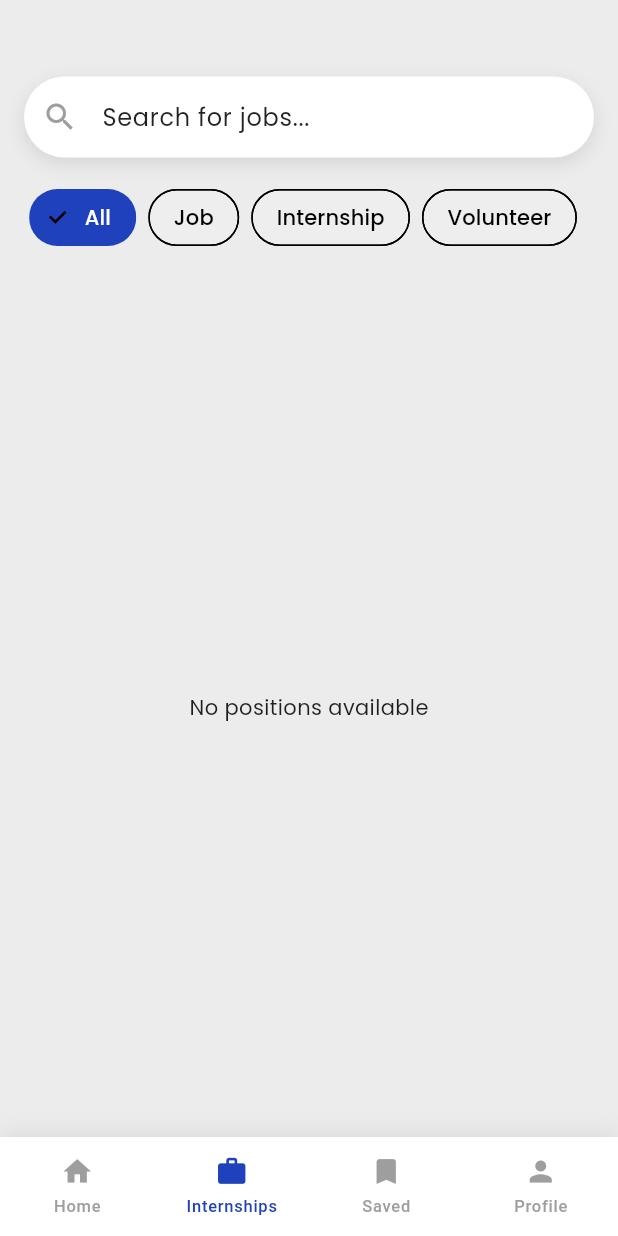
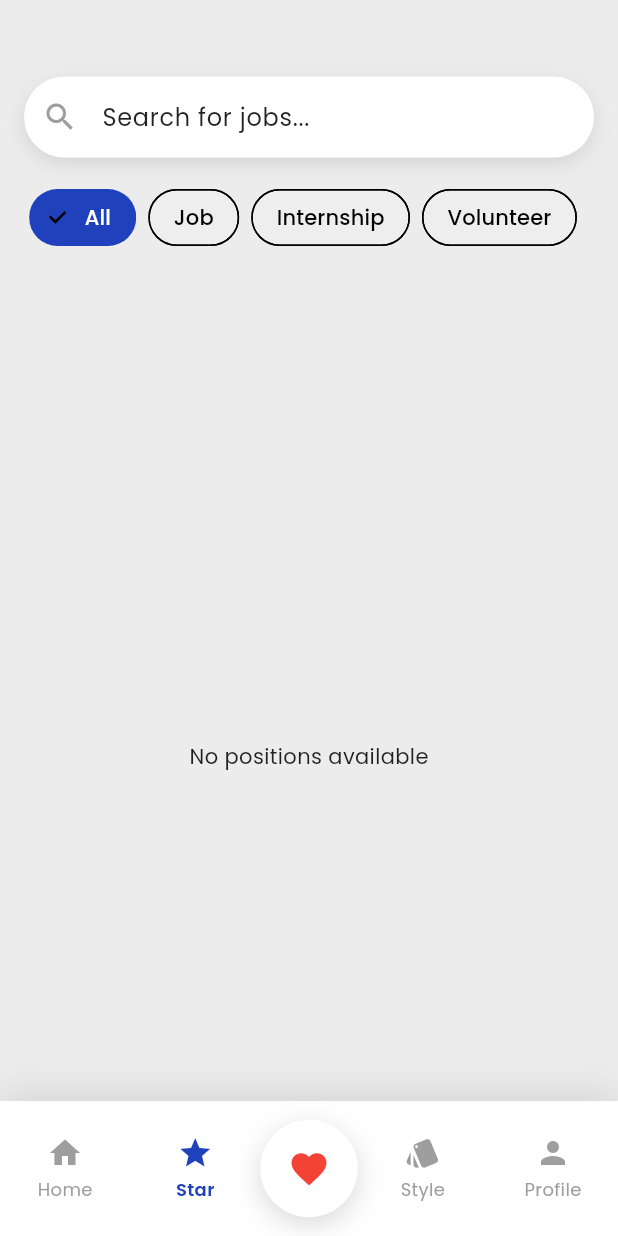
Before and after one commit to samuelbkoroma/igimpact, a Flutter app: the BottomAppbar screen opened by its route, item 2 of the bottom bar chosen, on a phone screen of 412 x 824 dp. Run offline on Flutter 3.47's test engine with Material 3 defaults, Android fonts, the phone set to English and light mode, and no system bars; our stand-ins replace cloud_firestore, expandable_text, firebase_auth, firebase_core, firebase_messaging, flutter_local_notifications and 2 more; accounts and stored records are empty.

Commit message:
bottombar update

```diff
--- a/lib/components/BottomAppBar.dart
+++ b/lib/components/BottomAppBar.dart
@@ -1,5 +1,5 @@
 import 'package:flutter/material.dart';
-import 'package:awesome_bottom_bar/awesome_bottom_bar.dart';
+import 'package:igniteimpact/screens/Entrepreneurship.dart';
 import 'package:igniteimpact/screens/HomePage.dart';
 import 'package:igniteimpact/screens/Internships.dart';
 import 'package:igniteimpact/screens/SavedJob.dart';
@@ -10,37 +10,18 @@ class BottomAppbar extends StatefulWidget {
   const BottomAppbar({super.key});
 
   @override
-  // ignore: library_private_types_in_public_api
-  _BottomAppbarState createState() => _BottomAppbarState();
+  State<BottomAppbar> createState() => _BottomAppbarState();
 }
 
 class _BottomAppbarState extends State<BottomAppbar> {
   int _selectedIndex = 0;
 
-  final List<TabItem> _items = [
-    TabItem(
-      icon: Icons.home,
-      title: 'Home',
-    ),
-    TabItem(
-      icon: Icons.work,
-      title: 'Internships',
-    ),
-    TabItem(
-      icon: Icons.bookmark,
-      title: 'Saved',
-    ),
-    TabItem(
-      icon: Icons.person,
-      title: 'Profile',
-    ),
-  ];
-
   final List<Widget> _pages = [
-    Homepage(),
-    Internships(),
-    SavedJob(),
-    Settings(),
+    const Homepage(),
+    const Internships(),
+    const Entrepreneurship(),
+    const SavedJob(),
+    const Settings(),
   ];
 
   void _onItemTapped(int index) {
@@ -52,18 +33,127 @@ class _BottomAppbarState extends State<BottomAppbar> {
   @override
   Widget build(BuildContext context) {
     return Scaffold(
+      extendBody: true,
       body: IndexedStack(
         index: _selectedIndex,
         children: _pages,
       ),
-      bottomNavigationBar: BottomBarFloating(
-        items: _items,
-        backgroundColor: Colors.white,
-        color: Colors.grey,
-        colorSelected: mainBlue,
-        indexSelected: _selectedIndex,
-        paddingVertical: 10,
-        onTap: _onItemTapped,
+      bottomNavigationBar: Container(
+        height: 90,
+        decoration: BoxDecoration(
+          color: Colors.white,
+          boxShadow: [
+            BoxShadow(
+              color: Colors.black.withOpacity(0.1),
+              blurRadius: 20,
+              offset: const Offset(0, -5),
+            ),
+          ],
+        ),
+        child: Row(
+          mainAxisAlignment: MainAxisAlignment.spaceAround,
+          children: [
+            _buildNavItem(
+              icon: Icons.home,
+              label: 'Home',
+              index: 0,
+              isSelected: _selectedIndex == 0,
+            ),
+            _buildNavItem(
+              icon: Icons.star,
+              label: 'Star',
+              index: 1,
+              isSelected: _selectedIndex == 1,
+            ),
+            // Center floating button
+            Container(
+              width: 65,
+              height: 65,
+              decoration: BoxDecoration(
+                color: Colors.white,
+                shape: BoxShape.circle,
+                boxShadow: [
+                  BoxShadow(
+                    color: Colors.black.withOpacity(0.15),
+                    blurRadius: 15,
+                    offset: const Offset(0, 5),
+                  ),
+                ],
+              ),
+              child: Material(
+                color: Colors.transparent,
+                child: InkWell(
+                  borderRadius: BorderRadius.circular(32.5),
+                  onTap: () => _onItemTapped(2),
+                  child: Container(
+                    decoration: BoxDecoration(
+                      shape: BoxShape.circle,
+                      color: _selectedIndex == 2
+                          ? mainBlue.withOpacity(0.1)
+                          : Colors.transparent,
+                    ),
+                    child: Icon(
+                      Icons.favorite,
+                      color: _selectedIndex == 2 ? mainBlue : Colors.red,
+                      size: 28,
+                    ),
+                  ),
+                ),
+              ),
+            ),
+            _buildNavItem(
+              icon: Icons.style,
+              label: 'Style',
+              index: 3,
+              isSelected: _selectedIndex == 3,
+            ),
+            _buildNavItem(
+              icon: Icons.person,
+              label: 'Profile',
+              index: 4,
+              isSelected: _selectedIndex == 4,
+            ),
+          ],
+        ),
+      ),
+    );
+  }
+
+  Widget _buildNavItem({
+    required IconData icon,
+    required String label,
+    required int index,
+    required bool isSelected,
+  }) {
+    return Expanded(
+      child: Material(
+        color: Colors.transparent,
+        child: InkWell(
+          onTap: () => _onItemTapped(index),
+          borderRadius: BorderRadius.circular(12),
+          child: Container(
+            padding: const EdgeInsets.symmetric(vertical: 8),
+            child: Column(
+              mainAxisSize: MainAxisSize.min,
+              children: [
+                Icon(
+                  icon,
+                  color: isSelected ? mainBlue : Colors.grey,
+                  size: 24,
+                ),
+                const SizedBox(height: 4),
+                Text(
+                  label,
+                  style: TextStyle(
+                    color: isSelected ? mainBlue : Colors.grey,
+                    fontSize: 12,
+                    fontWeight: isSelected ? FontWeight.w600 : FontWeight.w400,
+                  ),
+                ),
+              ],
+            ),
+          ),
+        ),
       ),
     );
   }
```
